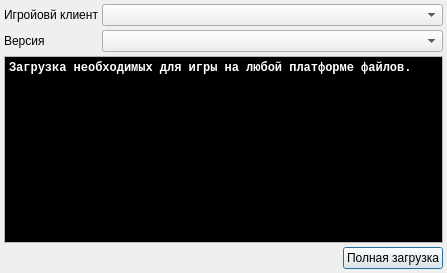
Before: the Qt Designer form fetchdialog.ui in dngulin/ttyhlauncher, drawn with Qt 5.
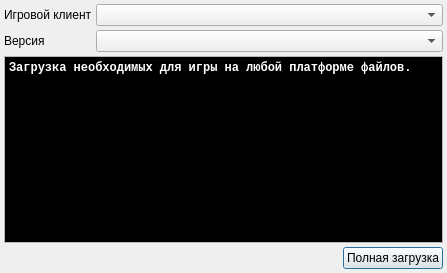
After: the same form once the commit is applied.

```diff
--- a/fetchdialog.ui
+++ b/fetchdialog.ui
@@ -37,7 +37,7 @@
      <item row="0" column="0">
       <widget class="QLabel" name="clientLabel">
        <property name="text">
-        <string>Игройовй клиент</string>
+        <string>Игровой клиент</string>
        </property>
       </widget>
      </item>
```
